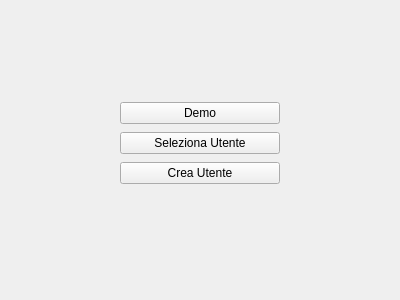
Before: the Qt Designer form src/gui_pkg/include/gui_pkg/main_form.ui in cristianbass01/GUI_robotic_exoskeleton, drawn with Qt 5.
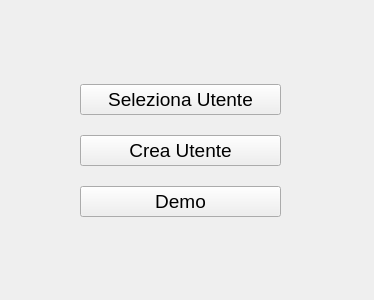
After: the same form once the commit is applied. Icons and pictures are not drawn.

```diff
--- a/src/gui_pkg/include/gui_pkg/main_form.ui
+++ b/src/gui_pkg/include/gui_pkg/main_form.ui
@@ -6,7 +6,7 @@
    <rect>
     <x>0</x>
     <y>0</y>
-    <width>400</width>
+    <width>374</width>
     <height>300</height>
    </rect>
   </property>
@@ -20,22 +20,23 @@
   <widget class="QWidget" name="verticalLayoutWidget">
    <property name="geometry">
     <rect>
-     <x>120</x>
-     <y>100</y>
-     <width>160</width>
-     <height>89</height>
+     <x>80</x>
+     <y>70</y>
+     <width>201</width>
+     <height>161</height>
     </rect>
    </property>
    <layout class="QVBoxLayout" name="verticalLayout">
-    <item>
-     <widget class="QPushButton" name="BT_demo">
-      <property name="text">
-       <string>Demo</string>
-      </property>
-     </widget>
-    </item>
+    <property name="sizeConstraint">
+     <enum>QLayout::SetDefaultConstraint</enum>
+    </property>
     <item>
      <widget class="QPushButton" name="BT_selectUser">
+      <property name="font">
+       <font>
+        <pointsize>14</pointsize>
+       </font>
+      </property>
       <property name="text">
        <string>Seleziona Utente</string>
       </property>
@@ -43,11 +44,37 @@
     </item>
     <item>
      <widget class="QPushButton" name="BT_createUser">
+      <property name="enabled">
+       <bool>true</bool>
+      </property>
+      <property name="baseSize">
+       <size>
+        <width>0</width>
+        <height>1000</height>
+       </size>
+      </property>
+      <property name="font">
+       <font>
+        <pointsize>14</pointsize>
+       </font>
+      </property>
       <property name="text">
        <string>Crea Utente</string>
       </property>
      </widget>
     </item>
+    <item>
+     <widget class="QPushButton" name="BT_demo">
+      <property name="font">
+       <font>
+        <pointsize>14</pointsize>
+       </font>
+      </property>
+      <property name="text">
+       <string>Demo</string>
+      </property>
+     </widget>
+    </item>
    </layout>
   </widget>
  </widget>
```
